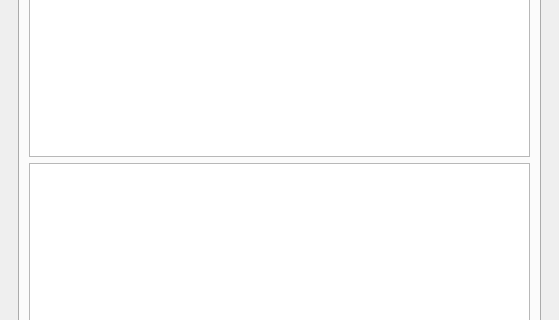
Above: hsrr_processor_dockwidget_base.ui from Drew973/pts_hsrr_processor_qgis3 before the change; both pictures show x 0 to 559 and y 188 to 508 of the 559 by 672 pixel window. Below: the same form after it.
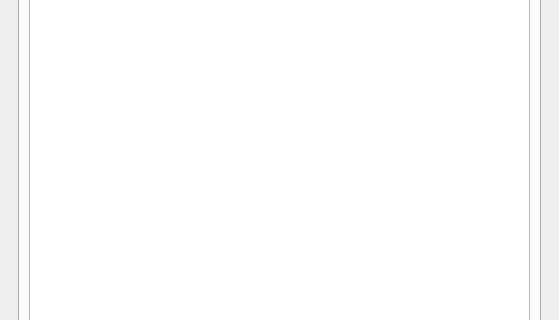
That is the form after the change. The open tabs and pages were chosen to show the change. Custom widgets are drawn as their Qt base class.

The edit to the form file:
```diff
--- a/hsrr_processor_dockwidget_base.ui
+++ b/hsrr_processor_dockwidget_base.ui
@@ -47,13 +47,6 @@
              </property>
             </widget>
            </item>
-           <item>
-            <widget class="QPlainTextEdit" name="upload_log">
-             <property name="toolTip">
-              <string>&lt;html&gt;&lt;head/&gt;&lt;body&gt;&lt;p&gt;upload log&lt;/p&gt;&lt;/body&gt;&lt;/html&gt;</string>
-             </property>
-            </widget>
-           </item>
           </layout>
          </widget>
          <widget class="QWidget" name="tab_5">
```
Left out of the diff: 2 changed lines with no effect on the pictures.
